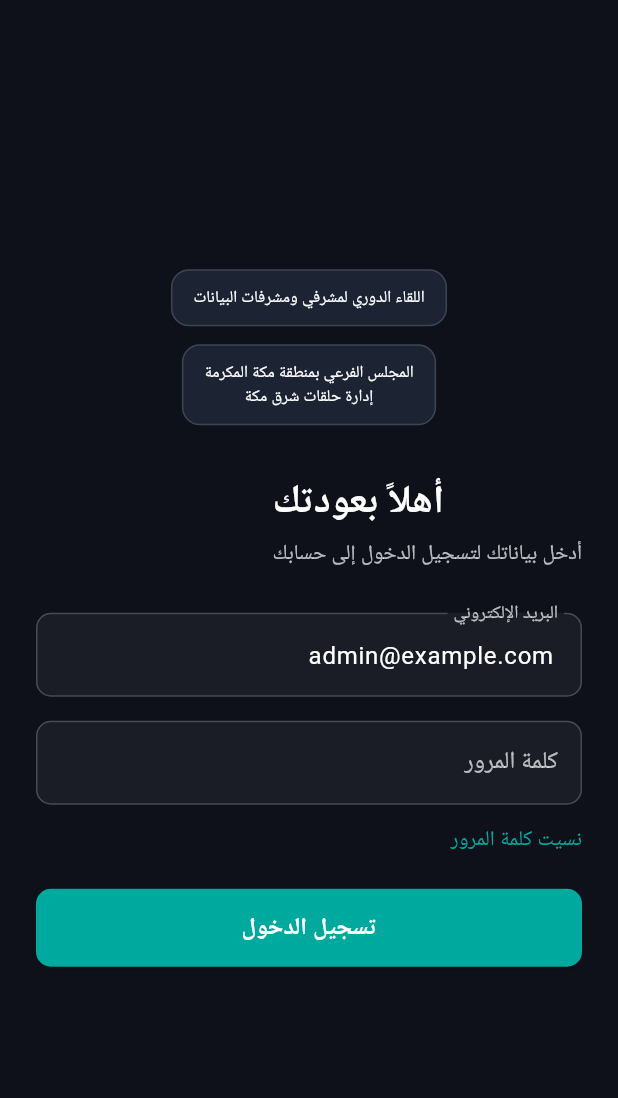
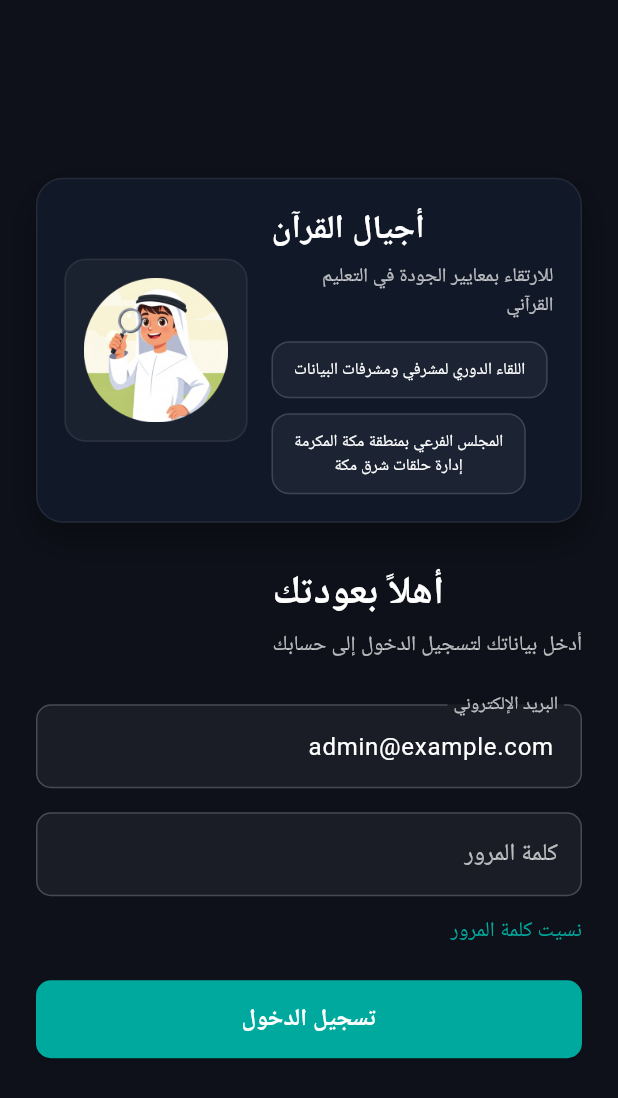
Before and after one commit to MostafaGamal84/agial-App, a Flutter app: the screen it shows after launch, on a phone screen of 412 x 824 dp. Shown: the top 1098 px of the screen. Run offline on Flutter 3.47's test engine with Material 3 defaults, Android fonts, the light colour scheme and no system bars; our stand-ins replace flutter_secure_storage, google_fonts, shared_preferences; Roboto replaces fonts that are missing (Tajawal).

Commit message:
Add Ajyal logo branding to login screen

```diff
--- a/lib/screens/login_screen.dart
+++ b/lib/screens/login_screen.dart
@@ -38,11 +38,49 @@ class _LoginScreenState extends State<LoginScreen> {
               child: Column(
                 crossAxisAlignment: CrossAxisAlignment.stretch,
                 children: [
+                  Container(
+                    decoration: BoxDecoration(
+                      color: const Color(0xFF111827),
+                      borderRadius: BorderRadius.circular(18),
+                      border: Border.all(color: Colors.white.withOpacity(0.08)),
+                      boxShadow: [
+                        BoxShadow(
+                          color: Colors.black.withOpacity(0.35),
+                          blurRadius: 20,
+                          offset: const Offset(0, 10),
+                        ),
+                      ],
+                    ),
+                    padding: const EdgeInsets.all(18),
+                    child: Row(
+                      crossAxisAlignment: CrossAxisAlignment.center,
+                      children: [
+                        Expanded(
+                          child: Column(
+                            crossAxisAlignment: CrossAxisAlignment.end,
+                            children: const [
+                              Text(
+                                'أجيال القرآن',
+                                style: TextStyle(
+                                  color: Colors.white,
+                                  fontSize: 22,
+                                  fontWeight: FontWeight.w800,
+                                ),
+                              ),
+                              SizedBox(height: 6),
+                              Text(
+                                'للارتقاء بمعايير الجودة في التعليم القرآني',
+                                style: TextStyle(
+                                  color: Colors.white70,
+                                  fontSize: 13,
+                                ),
+                              ),
+                              SizedBox(height: 14),
                               Wrap(
-                    alignment: WrapAlignment.center,
-                    spacing: 12,
-                    runSpacing: 12,
-                    children: const [
+                                alignment: WrapAlignment.end,
+                                spacing: 10,
+                                runSpacing: 10,
+                                children: [
                                   _HeaderBadge(
                                     backgroundColor: Color(0xFF1c2434),
                                     child: Text(
@@ -69,7 +107,28 @@ class _LoginScreenState extends State<LoginScreen> {
                                   ),
                                 ],
                               ),
-                  const SizedBox(height: 32),
+                            ],
+                          ),
+                        ),
+                        const SizedBox(width: 16),
+                        Container(
+                          padding: const EdgeInsets.all(12),
+                          decoration: BoxDecoration(
+                            color: Colors.white.withOpacity(0.04),
+                            borderRadius: BorderRadius.circular(14),
+                            border: Border.all(color: Colors.white.withOpacity(0.08)),
+                          ),
+                          child: Image.asset(
+                            'assets/images/app_icon.png',
+                            width: 96,
+                            height: 96,
+                            fit: BoxFit.contain,
+                          ),
+                        ),
+                      ],
+                    ),
+                  ),
+                  const SizedBox(height: 28),
                   Align(
                     alignment: Alignment.centerRight,
                     child: Column(
--- a/pubspec.yaml
+++ b/pubspec.yaml
@@ -24,3 +24,6 @@ dev_dependencies:
 
 flutter:
   uses-material-design: true
+  assets:
+    - assets/images/
+    - assets/sounds/
```
Lines whose indentation alone changed are shown as unchanged.
